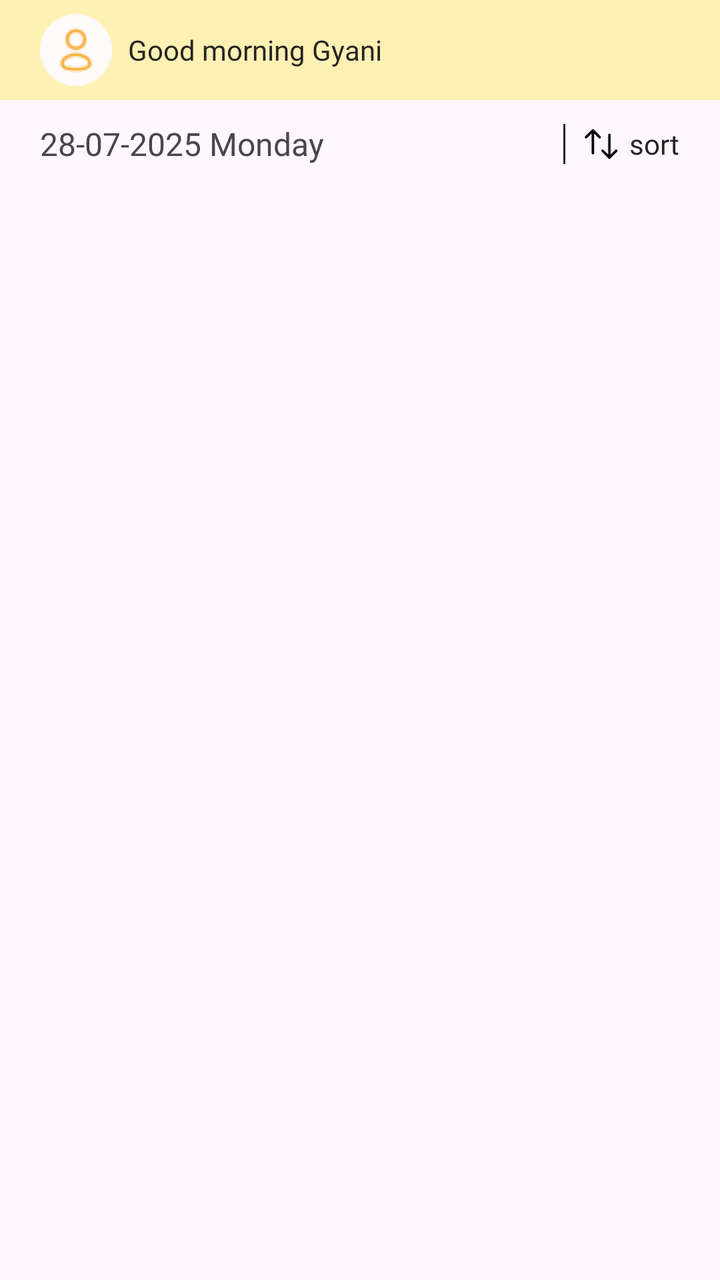
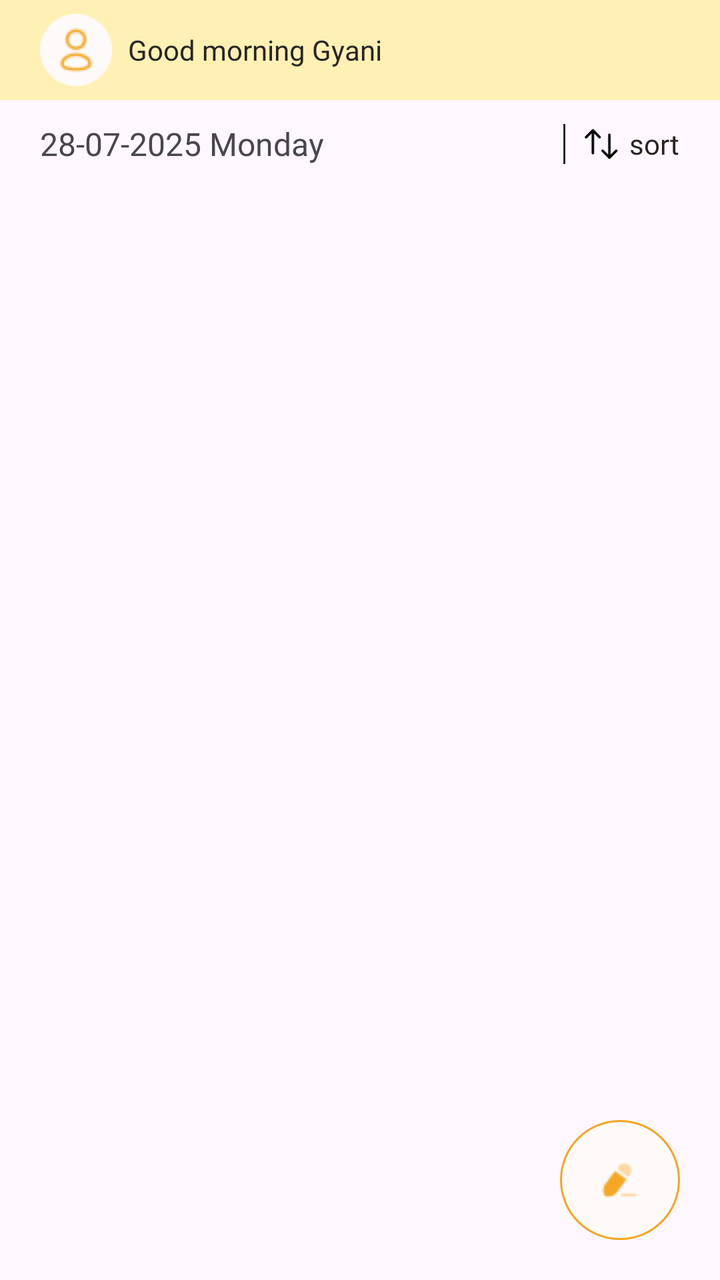

The first picture is an Android layout as it rendered before a commit; the second is the same layout after the commit. The layout source and the unified diff follow.
<!-- AndroidManifest.xml: application theme Theme.Radiate -->
<!-- res/layout/fragment_journal.xml -->
<?xml version="1.0" encoding="utf-8"?>
<androidx.constraintlayout.widget.ConstraintLayout xmlns:android="http://schemas.android.com/apk/res/android"
    xmlns:app="http://schemas.android.com/apk/res-auto"
    xmlns:tools="http://schemas.android.com/tools"
    android:layout_width="match_parent"
    android:layout_height="match_parent"
    android:backgroundTint="@color/softpinkwhitebackground"
    tools:context=".JournalFragment">

    <LinearLayout
        android:id="@+id/llActionBar"
        android:layout_width="match_parent"
        android:layout_height="50dp"
        android:background="@color/pastelyellow"
        android:gravity="center_vertical"
        android:orientation="horizontal"
        app:layout_constraintEnd_toEndOf="parent"
        app:layout_constraintStart_toStartOf="parent"
        app:layout_constraintTop_toTopOf="parent">

        <ImageView
            android:id="@+id/imgJournlaProfile"
            android:layout_width="36dp"
            android:layout_height="36dp"
            android:layout_marginStart="20dp"
            android:src="@drawable/profile_avatar" />

        <TextView
            android:layout_width="wrap_content"
            android:layout_height="wrap_content"
            android:layout_marginStart="8dp"
            android:fontFamily="@font/opensans"
            android:text="@string/journal_greetings"
            android:textColor="@color/black" />

        

    </LinearLayout>

    <LinearLayout
        android:id="@+id/llDateAndSort"
        android:layout_width="match_parent"
        android:layout_height="wrap_content"
        android:layout_marginStart="20dp"
        android:layout_marginTop="8dp"
        android:layout_marginEnd="20dp"
        android:gravity="center_vertical"
        android:minHeight="28dp"
        android:orientation="horizontal"
        app:layout_constraintTop_toBottomOf="@id/llActionBar">

        <TextView
            android:id="@+id/tvDateJournal"
            android:layout_width="0dp"
            android:layout_height="wrap_content"
            android:layout_weight="1"
            android:fontFamily="@font/opensans"
            android:text="@string/journal_display_date"
            android:textSize="16sp" />

        <View
            android:layout_width="1dp"
            android:layout_height="20dp"
            android:background="@color/black" />

        <LinearLayout
            android:layout_width="wrap_content"
            android:layout_height="match_parent"
            android:layout_marginStart="8dp"
            android:gravity="center_vertical"
            android:orientation="horizontal">

            <ImageView
                android:layout_width="20dp"
                android:layout_height="wrap_content"
                android:maxHeight="20dp"
                android:minWidth="20dp"
                android:src="@drawable/icon_sort" />

            <TextView
                android:layout_width="wrap_content"
                android:layout_height="wrap_content"
                android:fontFamily="@font/opensans"
                android:paddingStart="4dp"
                android:text="@string/sort"
                android:textColor="@color/black" />
        </LinearLayout>

    </LinearLayout>

    <androidx.recyclerview.widget.RecyclerView
        android:id="@+id/rvJournal"
        android:layout_width="match_parent"
        android:layout_height="0dp"
        android:layout_marginStart="12dp"
        android:layout_marginTop="8dp"
        android:layout_marginEnd="12dp"
        android:layout_marginBottom="8dp"
        app:layout_constraintBottom_toBottomOf="parent"
        app:layout_constraintEnd_toEndOf="parent"
        app:layout_constraintStart_toStartOf="parent"
        app:layout_constraintTop_toBottomOf="@id/llDateAndSort"
        tools:listitem="@layout/listitem_journal" />

</androidx.constraintlayout.widget.ConstraintLayout>
<!-- res/layout/listitem_journal.xml (included above) -->
<?xml version="1.0" encoding="utf-8"?>
<androidx.constraintlayout.widget.ConstraintLayout xmlns:android="http://schemas.android.com/apk/res/android"
    android:layout_width="match_parent"
    android:layout_height="wrap_content"
    xmlns:app="http://schemas.android.com/apk/res-auto">

    <androidx.cardview.widget.CardView
        android:layout_width="match_parent"
        android:layout_height="100dp"
        app:cardCornerRadius="8dp"
        app:cardUseCompatPadding="true"
        app:layout_constraintStart_toStartOf="parent"
        app:layout_constraintTop_toTopOf="parent">

        <LinearLayout
            android:layout_width="match_parent"
            android:layout_height="match_parent"
            android:background="@color/pastelyellow"
            android:orientation="horizontal"
            android:gravity="center_vertical"
            android:weightSum="5">

            <LinearLayout
                android:layout_width="0dp"
                android:layout_height="match_parent"
                android:orientation="vertical"
                android:layout_weight="1"
                android:gravity="center">

                <TextView
                    android:id="@+id/tvDate"
                    android:layout_width="wrap_content"
                    android:layout_height="wrap_content"
                    android:text="@string/journal_date"
                    android:textSize="18sp"
                    android:textStyle="bold"
                    android:fontFamily="@font/opensans"
                    android:textColor="@color/black"
                    android:layout_gravity="center"/>

                <View
                    android:layout_width="wrap_content"
                    android:layout_height="1dp"
                    android:background="@color/softcoral"
                    android:layout_gravity="center"
                    android:layout_marginStart="16dp"
                    android:layout_marginEnd="16dp"/>

                <TextView
                    android:id="@+id/tvMonthAndYear"
                    android:layout_width="wrap_content"
                    android:layout_height="wrap_content"
                    android:gravity="center"
                    android:layout_gravity="center"
                    android:text="@string/journal_month_year"
                    android:fontFamily="@font/inika_regular"
                    android:textColor="@color/black"
                    android:textSize="12sp"/>

                <TextView
                    android:id="@+id/tvDay"
                    android:layout_width="wrap_content"
                    android:layout_height="wrap_content"
                    android:gravity="center"
                    android:layout_gravity="center"
                    android:text="@string/journal_day"
                    android:fontFamily="@font/inika_regular"
                    android:textColor="@color/black"
                    android:textSize="12sp"/>

            </LinearLayout>

            <View
                android:layout_width="1dp"
                android:layout_height="60dp"
                android:background="@color/black"/>

            <LinearLayout
                android:layout_width="0dp"
                android:layout_height="match_parent"
                android:layout_weight="4">

                <TextView
                    android:id="@+id/tvTitle"
                    android:layout_width="match_parent"
                    android:layout_height="match_parent"
                    android:fontFamily="@font/inika_regular"
                    android:gravity="center_vertical"
                    android:paddingStart="12dp"
                    android:paddingEnd="12dp"
                    android:text="@string/journal_title"
                    android:textColor="@color/black"
                    android:textSize="18sp" />

            </LinearLayout>


        </LinearLayout>
    </androidx.cardview.widget.CardView>

</androidx.constraintlayout.widget.ConstraintLayout>
<!-- resources referenced by this layout -->
<resources>
  <color name="black">#262424</color>
  <color name="pastelyellow">#FFF0B3</color>
  <color name="softcoral">#F5A623</color>
  <color name="softpinkwhitebackground">#FFFAFA</color>
  <!-- drawable icon_sort: png bitmap (drawable, 718 bytes) -->
  <!-- drawable profile_avatar: png bitmap (drawable, 1066 bytes) -->
  <string name="journal_date">28</string>
  <string name="journal_day">Sunday</string>
  <string name="journal_display_date">28-07-2025 Monday</string>
  <string name="journal_greetings">Good morning Gyani</string>
  <string name="journal_month_year">July 2002</string>
  <string name="journal_title">One more day developing Santulit</string>
  <string name="sort">sort</string>
  <style name="Theme.Radiate" parent="Base.Theme.Radiate" />
  <style name="Base.Theme.Radiate" parent="Theme.Material3.DayNight.NoActionBar">
          
          
      </style>
</resources>

<!-- the commit's change to res/layout/fragment_journal.xml (unified diff, before → after) -->
@@ -1,5 +1,6 @@
 <?xml version="1.0" encoding="utf-8"?>
-<androidx.constraintlayout.widget.ConstraintLayout xmlns:android="http://schemas.android.com/apk/res/android"
+<androidx.constraintlayout.widget.ConstraintLayout
+    xmlns:android="http://schemas.android.com/apk/res/android"
     xmlns:app="http://schemas.android.com/apk/res-auto"
     xmlns:tools="http://schemas.android.com/tools"
     android:layout_width="match_parent"
@@ -95,13 +96,26 @@
         android:layout_marginStart="12dp"
         android:layout_marginTop="8dp"
         android:layout_marginEnd="12dp"
-        android:layout_marginBottom="8dp"
         app:layout_constraintBottom_toBottomOf="parent"
         app:layout_constraintEnd_toEndOf="parent"
         app:layout_constraintStart_toStartOf="parent"
         app:layout_constraintTop_toBottomOf="@id/llDateAndSort"
         tools:listitem="@layout/listitem_journal" />
 
+   <ImageButton
+       android:id="@+id/imgBtnAddJournal"
+       android:layout_width="wrap_content"
+       android:layout_height="wrap_content"
+       android:minHeight="60dp"
+       android:minWidth="60dp"
+       android:background="@drawable/custom_fab_background"
+       android:src="@drawable/icon_journal_active"
+       android:scaleType="centerInside"
+       android:padding="0dp"
+       android:layout_marginEnd="20dp"
+       android:layout_marginBottom="20dp"
+       app:layout_constraintEnd_toEndOf="parent"
+       app:layout_constraintBottom_toBottomOf="parent"/>
 </androidx.constraintlayout.widget.ConstraintLayout>
 <!-- res/layout/listitem_journal.xml (included above) -->
 <?xml version="1.0" encoding="utf-8"?>
<!-- resource entries referenced after the edit -->
@@ -4,6 +4,16 @@
   <color name="pastelyellow">#FFF0B3</color>
   <color name="softcoral">#F5A623</color>
   <color name="softpinkwhitebackground">#FFFAFA</color>
+  <!-- drawable custom_fab_background (drawable) -->
+  <?xml version="1.0" encoding="utf-8"?>
+  <shape xmlns:android="http://schemas.android.com/apk/res/android"
+      android:shape="oval">
+      <solid android:color="@color/softpinkwhitebackground"/>
+      <stroke android:color="@color/softcoral"
+          android:width="1dp"/>
+  
+  </shape>
+  <!-- drawable icon_journal_active: png bitmap (drawable, 558 bytes) -->
   <!-- drawable icon_sort: png bitmap (drawable, 718 bytes) -->
   <!-- drawable profile_avatar: png bitmap (drawable, 1066 bytes) -->
   <string name="journal_date">28</string>
